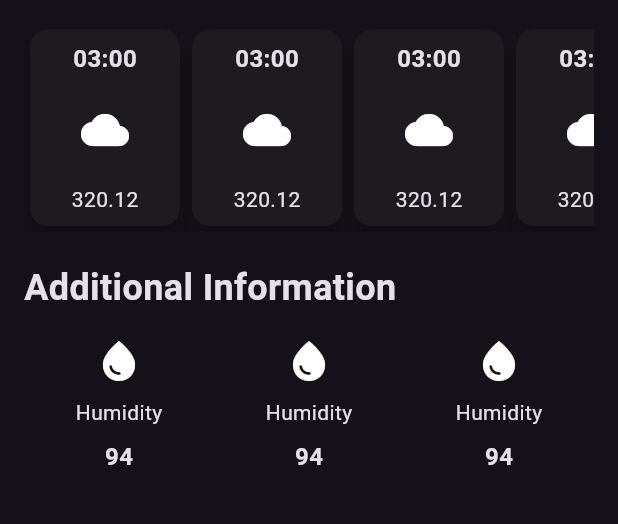
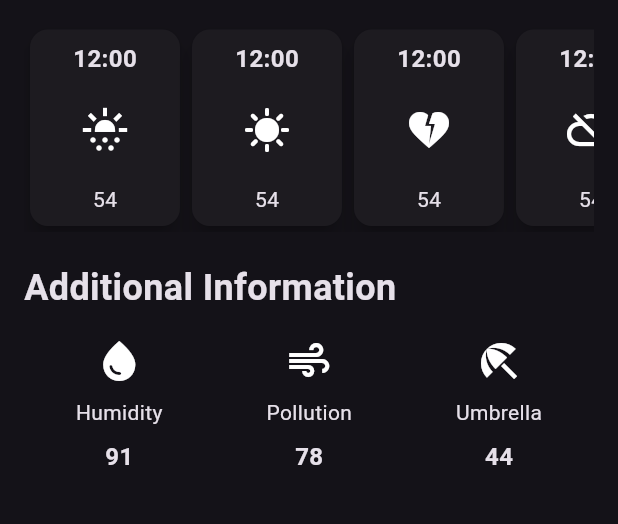
Before and after one commit to prema1432/flutter_weather_app, a Flutter app: the screen it shows after launch, on a phone screen of 412 x 824 dp, the part 542-1066 px from its top. Run offline on Flutter 3.47's test engine with Material 2 defaults, Android fonts, the phone set to English and light mode, and no system bars.

Commit message:
Updated
Changes to be committed:
	modified:   lib/additional_info_item.dart
	modified:   lib/hourly_forecast_item.dart
	modified:   lib/weather_screen.dart

```diff
--- a/lib/additional_info_item.dart
+++ b/lib/additional_info_item.dart
@@ -1,30 +1,37 @@
 import 'package:flutter/material.dart';
 
 class AdditionalInfoItem extends StatelessWidget {
+  final IconData icon;
+  final String label;
+  final String value;
+
   const AdditionalInfoItem({
     super.key,
+    required this.icon,
+    required this.label,
+    required this.value,
   });
 
   @override
   Widget build(BuildContext context) {
-    return const Column(
+    return Column(
       children: [
         Icon(
-          Icons.water_drop,
+          icon,
           size: 32,
         ),
-        SizedBox(
+        const SizedBox(
           height: 8,
         ),
         Text(
-          'Humidity',
+          label,
         ),
-        SizedBox(
+        const SizedBox(
           height: 8,
         ),
         Text(
-          '94',
-          style: TextStyle(
+          value,
+          style: const TextStyle(
             fontWeight: FontWeight.bold,
             fontSize: 16,
           ),
--- a/lib/hourly_forecast_item.dart
+++ b/lib/hourly_forecast_item.dart
@@ -1,7 +1,16 @@
+// ignore_for_file: public_member_api_docs, sort_constructors_first
 import 'package:flutter/material.dart';
 
 class HourlyForecastItem extends StatelessWidget {
-  const HourlyForecastItem({super.key});
+  final String time;
+  final String temperature;
+  final IconData icon;
+  const HourlyForecastItem({
+    Key? key,
+    required this.time,
+    required this.temperature,
+    required this.icon,
+  }) : super(key: key);
 
   @override
   Widget build(BuildContext context) {
@@ -13,19 +22,19 @@ class HourlyForecastItem extends StatelessWidget {
         decoration: BoxDecoration(
           borderRadius: BorderRadius.circular(12),
         ),
-        child: const Column(children: [
+        child: Column(children: [
           Text(
-            '03:00',
-            style: TextStyle(fontSize: 16, fontWeight: FontWeight.bold),
+            time,
+            style: const TextStyle(fontSize: 16, fontWeight: FontWeight.bold),
           ),
-          SizedBox(height: 20),
+          const SizedBox(height: 20),
           Icon(
-            Icons.cloud,
+            icon,
             size: 32,
           ),
-          SizedBox(height: 20),
+          const SizedBox(height: 20),
           Text(
-            '320.12',
+            temperature,
           )
         ]),
       ),
--- a/lib/weather_screen.dart
+++ b/lib/weather_screen.dart
@@ -82,11 +82,31 @@ class WeatherScreen extends StatelessWidget {
               scrollDirection: Axis.horizontal,
               child: Row(
                 children: [
-                  HourlyForecastItem(),
-                  HourlyForecastItem(),
-                  HourlyForecastItem(),
-                  HourlyForecastItem(),
-                  HourlyForecastItem(),
+                  HourlyForecastItem(
+                    icon: Icons.sunny_snowing,
+                    temperature: '54',
+                    time: '12:00',
+                  ),
+                  HourlyForecastItem(
+                    icon: Icons.sunny,
+                    temperature: '54',
+                    time: '12:00',
+                  ),
+                  HourlyForecastItem(
+                    icon: Icons.heart_broken,
+                    temperature: '54',
+                    time: '12:00',
+                  ),
+                  HourlyForecastItem(
+                    icon: Icons.cloud_off_sharp,
+                    temperature: '54',
+                    time: '12:00',
+                  ),
+                  HourlyForecastItem(
+                    icon: Icons.cloudy_snowing,
+                    temperature: '54',
+                    time: '12:00',
+                  ),
                 ],
               ),
             ),
@@ -108,9 +128,18 @@ class WeatherScreen extends StatelessWidget {
             const Row(
               mainAxisAlignment: MainAxisAlignment.spaceAround,
               children: [
-                AdditionalInfoItem(),
-                AdditionalInfoItem(),
-                AdditionalInfoItem(),
+                AdditionalInfoItem(
+                    icon: Icons.water_drop, label: 'Humidity', value: '91'),
+                AdditionalInfoItem(
+                  icon: Icons.air,
+                  label: 'Pollution',
+                  value: '78',
+                ),
+                AdditionalInfoItem(
+                  icon: Icons.beach_access,
+                  label: 'Umbrella',
+                  value: '44',
+                ),
               ],
             )
           ],
```
